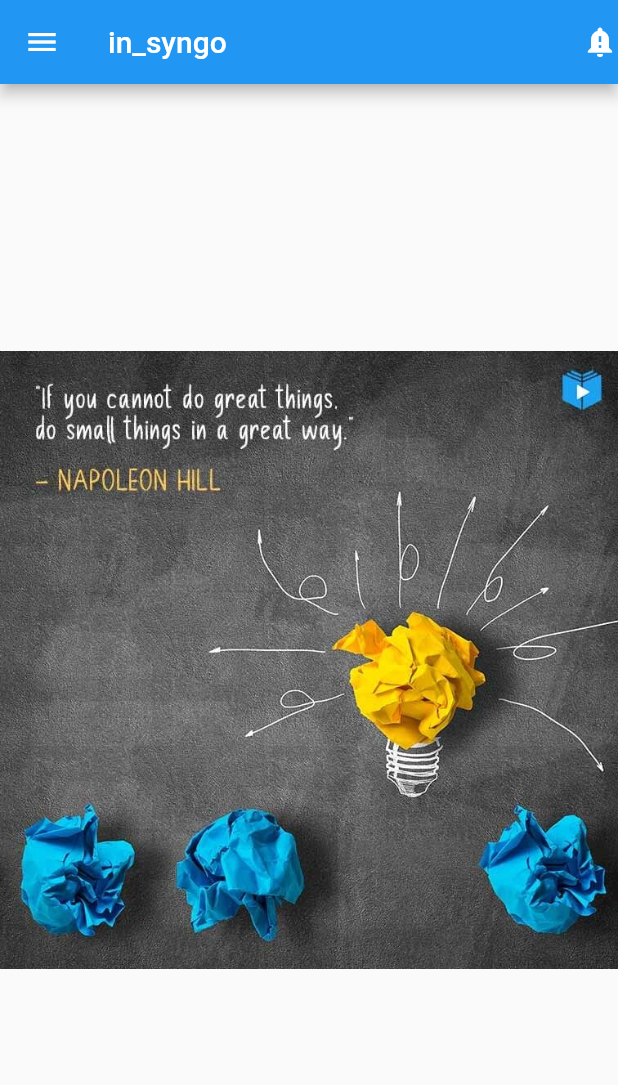
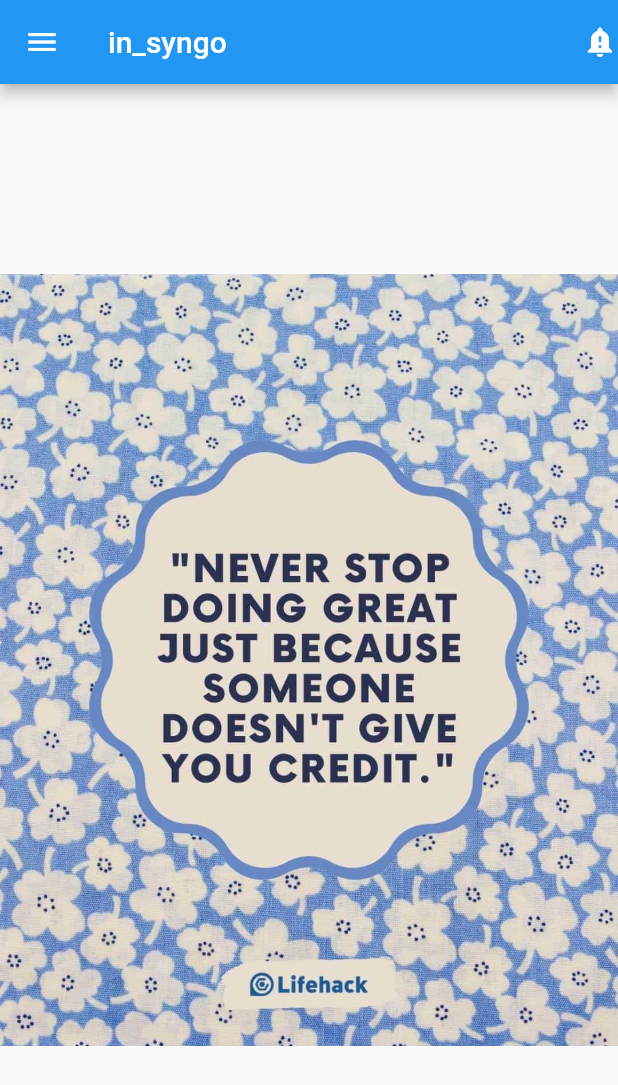
Before and after one commit to HEYKASHIF/flybe, a Flutter app: the screen it shows after launch, on a phone screen of 412 x 824 dp. Shown: the top 1085 px of the screen. Run offline on Flutter 3.47's test engine with Material 2 defaults, Android fonts, the light colour scheme and no system bars.

Commit message:
second commit

```diff
--- a/lib/main.dart
+++ b/lib/main.dart
@@ -16,7 +16,7 @@ class MyApp extends StatelessWidget {
           actions: const [Icon(Icons.notification_important)],
         ),
         body: Center(
-          child: Image.asset("assets/images/pic2.jpg"),
+          child: Image.asset("assets/images/pic1.jpg"),
         ),
       ),
     );
```
Also changed, not shown: assets/images/pic1.jpg (added).
